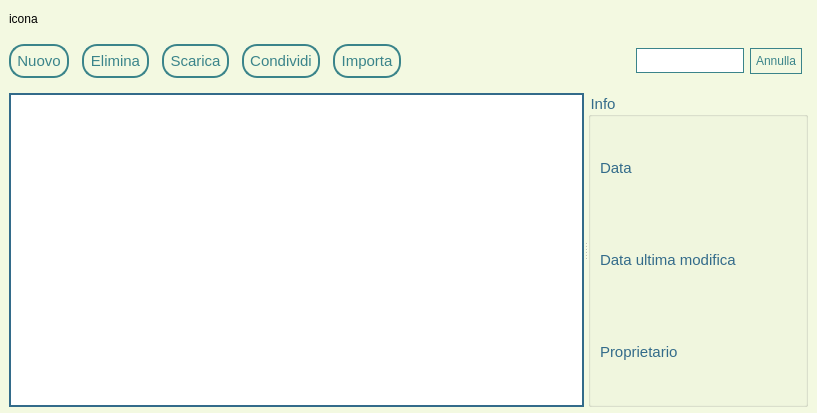
First picture: the form in Client/principale.ui, repository MarcoFlo/Google-Drive, before the edit.
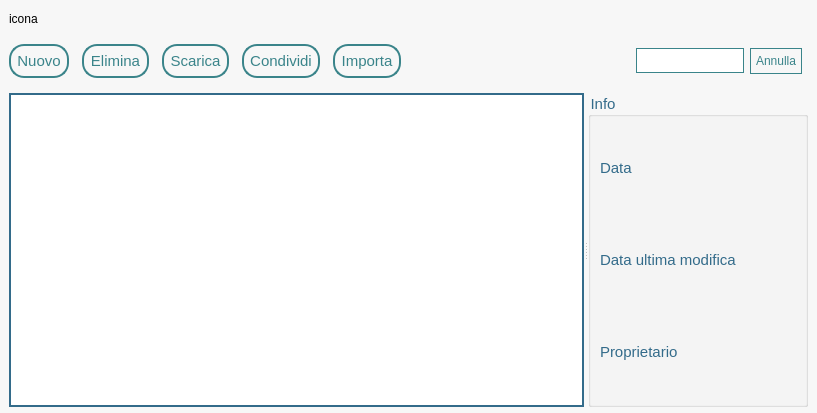
Second picture: the form after the edit.

Commit message: piccole modifiche interfaccia

```diff
--- a/Client/principale.ui
+++ b/Client/principale.ui
@@ -20,7 +20,7 @@
    <string>MainWindow</string>
   </property>
   <property name="styleSheet">
-   <string notr="true">background-color: rgb(243, 249, 225);
+   <string notr="true">background-color: rgb(247, 247, 247);
 border-color:10px solid black;</string>
   </property>
   <widget class="QWidget" name="centralwidget">
@@ -57,7 +57,7 @@
       <item>
        <widget class="QLabel" name="icona">
         <property name="styleSheet">
-         <string notr="true">background-colo:none;</string>
+         <string notr="true">background-color:none;</string>
         </property>
         <property name="text">
          <string>icona</string>
```
Left out of the diff: 3 changed lines with no effect on the pictures. The commit also changes 4 other files.
